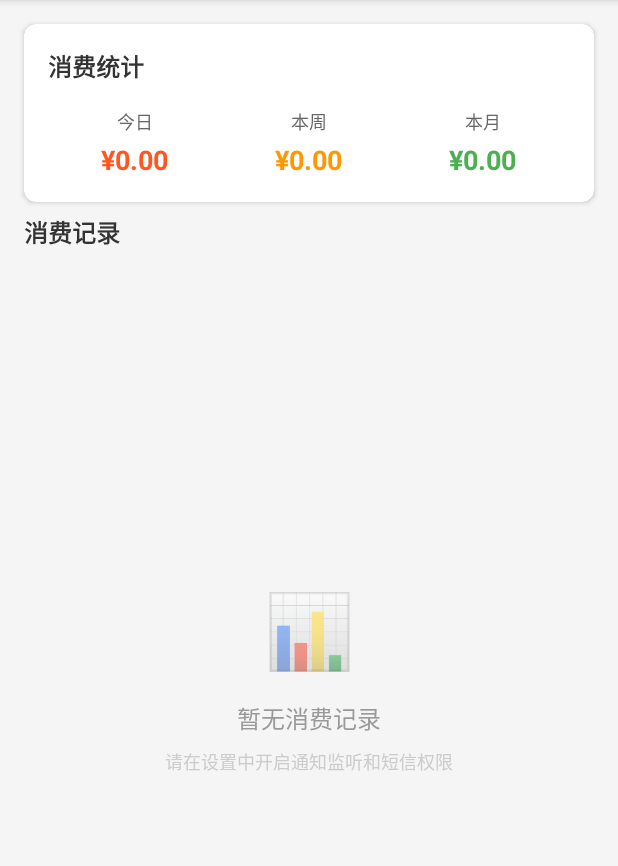
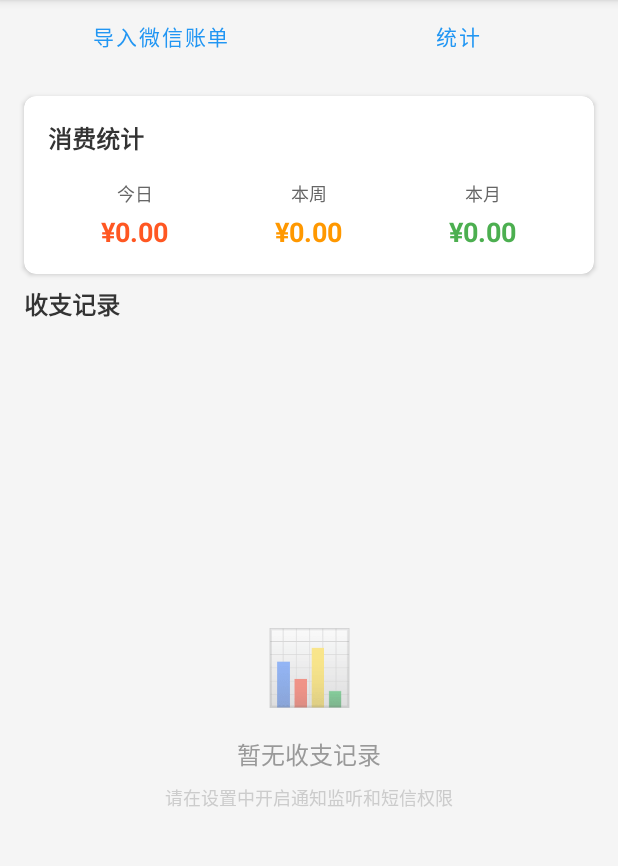
Before and after one commit to JStriker7/smartbill, an Android app: the screen it shows after launch (MainActivity), on a phone screen of 412 x 824 dp, the part 84-950 px from its top. Run offline under Robolectric (Android 15) with nearby library versions, the phone set to English and light mode, and no system bars; our stand-ins replace Room's generated code.

Commit message:
Import personal WeChat bills and summarize monthly categories

```diff
--- a/SmartBill/app/build.gradle
+++ b/SmartBill/app/build.gradle
@@ -12,8 +12,8 @@ android {
         applicationId "com.smartbill.app"
         minSdk 24
         targetSdk 34
-        versionCode 2
-        versionName "1.1"
+        versionCode 3
+        versionName "1.2"
 
         testInstrumentationRunner "androidx.test.runner.AndroidJUnitRunner"
     }
@@ -26,6 +26,7 @@ android {
     }
 
     compileOptions {
+        coreLibraryDesugaringEnabled true
         sourceCompatibility JavaVersion.VERSION_17
         targetCompatibility JavaVersion.VERSION_17
     }
@@ -40,6 +41,7 @@ android {
 }
 
 dependencies {
+    coreLibraryDesugaring 'com.android.tools:desugar_jdk_libs:2.0.4'
     implementation 'androidx.core:core-ktx:1.12.0'
     implementation 'androidx.appcompat:appcompat:1.6.1'
     implementation 'com.google.android.material:material:1.11.0'
--- a/SmartBill/app/src/main/AndroidManifest.xml
+++ b/SmartBill/app/src/main/AndroidManifest.xml
@@ -17,6 +17,8 @@
         android:supportsRtl="true"
         android:theme="@style/Theme.SmartBill"
         tools:targetApi="31">
+
+        <activity android:name=".ui.StatisticsActivity" android:exported="false" />
 
         <!-- 主Activity -->
         <activity
--- a/SmartBill/app/src/main/java/com/smartbill/app/data/AppDatabase.kt
+++ b/SmartBill/app/src/main/java/com/smartbill/app/data/AppDatabase.kt
@@ -4,27 +4,34 @@ import android.content.Context
 import androidx.room.Database
 import androidx.room.Room
 import androidx.room.RoomDatabase
+import androidx.room.migration.Migration
+import androidx.sqlite.db.SupportSQLiteDatabase
 
-@Database(entities = [Transaction::class], version = 1, exportSchema = false)
+@Database(entities = [Transaction::class], version = 2, exportSchema = false)
 abstract class AppDatabase : RoomDatabase() {
 
     abstract fun transactionDao(): TransactionDao
 
     companion object {
+        private val migrateToIncomeAndImports = object : Migration(1, 2) {
+            override fun migrate(db: SupportSQLiteDatabase) {
+                db.execSQL("ALTER TABLE transactions ADD COLUMN isIncome INTEGER NOT NULL DEFAULT 0")
+                db.execSQL("ALTER TABLE transactions ADD COLUMN importKey TEXT")
+                db.execSQL("CREATE UNIQUE INDEX index_transactions_importKey ON transactions(importKey)")
+            }
+        }
         @Volatile
         private var INSTANCE: AppDatabase? = null
 
         fun getDatabase(context: Context): AppDatabase {
             return INSTANCE ?: synchronized(this) {
-                val instance = Room.databaseBuilder(
+                INSTANCE ?: Room.databaseBuilder(
                     context.applicationContext,
                     AppDatabase::class.java,
                     "smartbill_database"
                 )
-                    .fallbackToDestructiveMigration()
-                    .build()
-                INSTANCE = instance
-                instance
+                    .addMigrations(migrateToIncomeAndImports)
+                    .build().also { INSTANCE = it }
             }
         }
     }
--- a/SmartBill/app/src/main/java/com/smartbill/app/data/TransactionDao.kt
+++ b/SmartBill/app/src/main/java/com/smartbill/app/data/TransactionDao.kt
@@ -2,6 +2,7 @@ package com.smartbill.app.data
 
 import androidx.room.Dao
 import androidx.room.Insert
+import androidx.room.OnConflictStrategy
 import androidx.room.Query
 import kotlinx.coroutines.flow.Flow
 
@@ -10,6 +11,19 @@ interface TransactionDao {
 
     @Insert
     suspend fun insert(transaction: Transaction)
+
+    @Insert(onConflict = OnConflictStrategy.IGNORE)
+    suspend fun insertImported(transactions: List<Transaction>): List<Long>
+
+    @Query("""
+        SELECT * FROM transactions
+        WHERE source != 'wechat_bill' AND (paymentMethod LIKE '微信%' OR source = 'manual')
+        AND timestamp BETWEEN :start AND :end
+    """)
+    suspend fun getPossibleWeChatMatches(start: Long, end: Long): List<Transaction>
+
+    @Query("SELECT importKey FROM transactions WHERE importKey IS NOT NULL")
+    suspend fun getImportKeys(): List<String>
 
     @Query("SELECT * FROM transactions ORDER BY timestamp DESC")
     fun getAllTransactions(): Flow<List<Transaction>>
@@ -20,12 +34,13 @@ interface TransactionDao {
     @Query("""
         SELECT appName, SUM(amount) as totalAmount
         FROM transactions
+        WHERE isIncome = 0
         GROUP BY appName
         ORDER BY totalAmount DESC
     """)
     fun getAppStatistics(): Flow<List<AppStatistics>>
 
-    @Query("SELECT SUM(amount) FROM transactions WHERE timestamp >= :startTime AND timestamp <= :endTime")
+    @Query("SELECT SUM(amount) FROM transactions WHERE isIncome = 0 AND timestamp >= :startTime AND timestamp <= :endTime")
     suspend fun getTotalAmountInRange(startTime: Long, endTime: Long): Double?
 
     @Query("SELECT * FROM transactions WHERE timestamp >= :startTime AND timestamp <= :endTime ORDER BY timestamp DESC")
--- a/SmartBill/app/src/main/java/com/smartbill/app/ui/MainViewModel.kt
+++ b/SmartBill/app/src/main/java/com/smartbill/app/ui/MainViewModel.kt
@@ -72,6 +72,12 @@ class MainViewModel(application: Application) : AndroidViewModel(application) {
         }
     }
 
+    suspend fun newImportRows(rows: List<Transaction>) = repository.newImportRows(rows)
+
+    suspend fun possibleWeChatDuplicates(rows: List<Transaction>) = repository.possibleWeChatDuplicates(rows)
+
+    suspend fun insertImported(rows: List<Transaction>) = repository.insertImported(rows)
+
     suspend fun addManualExpense(amount: Double, category: String, description: String) {
         repository.insert(
             Transaction(
--- a/SmartBill/app/src/main/java/com/smartbill/app/ui/TransactionAdapter.kt
+++ b/SmartBill/app/src/main/java/com/smartbill/app/ui/TransactionAdapter.kt
@@ -39,7 +39,11 @@ class TransactionAdapter(
         fun bind(transaction: Transaction) {
             binding.apply {
                 tvAppName.text = transaction.appName
-                tvAmount.text = String.format("¥%.2f", transaction.amount)
+                tvAmount.text = if (transaction.isIncome) {
+                    String.format("收入 +¥%.2f", transaction.amount)
+                } else {
+                    String.format("¥%.2f", transaction.amount)
+                }
                 tvPaymentMethod.text = transaction.paymentMethod
                 tvMerchant.text = if (transaction.merchantName.isNotEmpty()) {
                     transaction.merchantName
--- a/SmartBill/app/src/main/res/layout/activity_main.xml
+++ b/SmartBill/app/src/main/res/layout/activity_main.xml
@@ -54,6 +54,33 @@
             android:src="@android:drawable/ic_menu_manage" />
     </LinearLayout>
 
+    <LinearLayout
+        android:id="@+id/ledgerActions"
+        android:layout_width="0dp"
+        android:layout_height="wrap_content"
+        android:gravity="center_vertical"
+        android:paddingHorizontal="8dp"
+        app:layout_constraintTop_toBottomOf="@id/toolbar"
+        app:layout_constraintStart_toStartOf="parent"
+        app:layout_constraintEnd_toEndOf="parent">
+
+        <Button
+            android:id="@+id/btnImportWeChat"
+            style="@style/Widget.MaterialComponents.Button.TextButton"
+            android:layout_width="0dp"
+            android:layout_height="wrap_content"
+            android:layout_weight="1"
+            android:text="导入微信账单" />
+
+        <Button
+            android:id="@+id/btnOpenStatistics"
+            style="@style/Widget.MaterialComponents.Button.TextButton"
+            android:layout_width="0dp"
+            android:layout_height="wrap_content"
+            android:layout_weight="1"
+            android:text="统计" />
+    </LinearLayout>
+
     <!-- 统计卡片 -->
     <androidx.cardview.widget.CardView
         android:id="@+id/statisticsCard"
@@ -62,7 +89,7 @@
         android:layout_margin="16dp"
         app:cardCornerRadius="8dp"
         app:cardElevation="2dp"
-        app:layout_constraintTop_toBottomOf="@id/toolbar">
+        app:layout_constraintTop_toBottomOf="@id/ledgerActions">
 
         <LinearLayout
             android:layout_width="match_parent"
@@ -172,7 +199,7 @@
         android:layout_height="wrap_content"
         android:layout_marginStart="16dp"
         android:layout_marginTop="8dp"
-        android:text="消费记录"
+        android:text="收支记录"
         android:textColor="#333333"
         android:textSize="16sp"
         android:textStyle="bold"
@@ -213,7 +240,7 @@
             android:layout_width="wrap_content"
             android:layout_height="wrap_content"
             android:layout_marginTop="16dp"
-            android:text="暂无消费记录"
+            android:text="暂无收支记录"
             android:textColor="#999999"
             android:textSize="16sp" />
 
```
Also changed, not shown: SmartBill/app/src/main/java/com/smartbill/app/MainActivity.kt (+89 -2 lines), SmartBill/app/src/main/java/com/smartbill/app/data/Transaction.kt (+7 -2 lines), SmartBill/app/src/main/java/com/smartbill/app/data/TransactionRepository.kt (+22 -0 lines), SmartBill/app/src/main/java/com/smartbill/app/data/WeChatBillImporter.kt (added, +183 -0 lines), SmartBill/app/src/main/java/com/smartbill/app/ui/StatisticsActivity.kt (added, +159 -0 lines).
